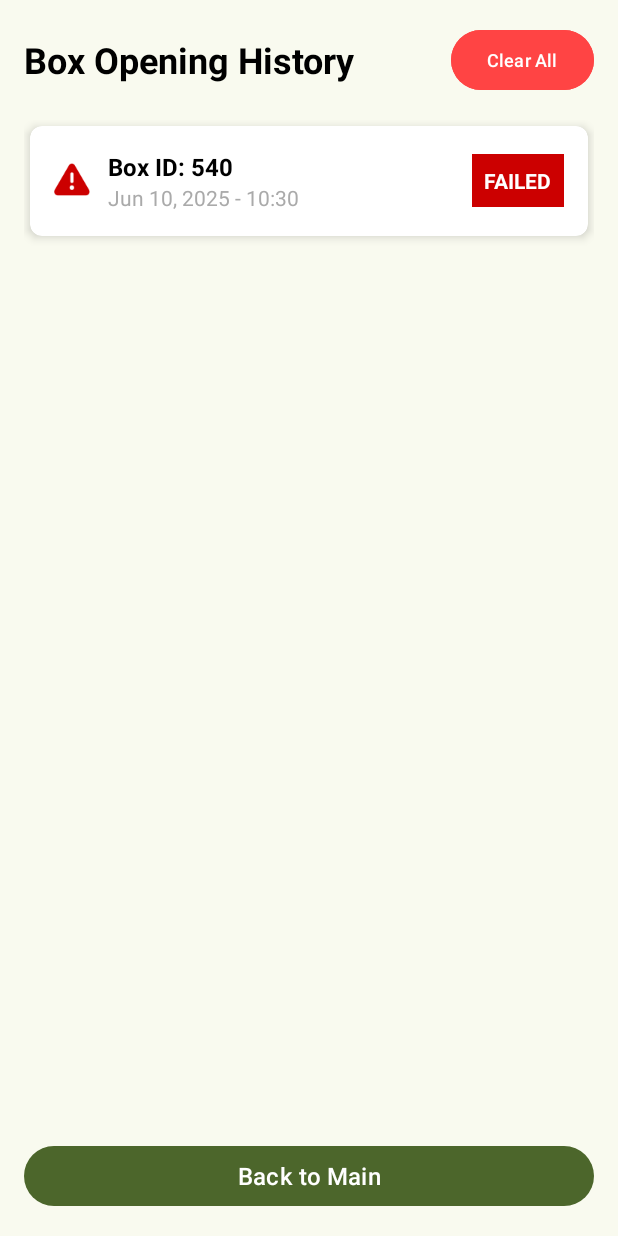
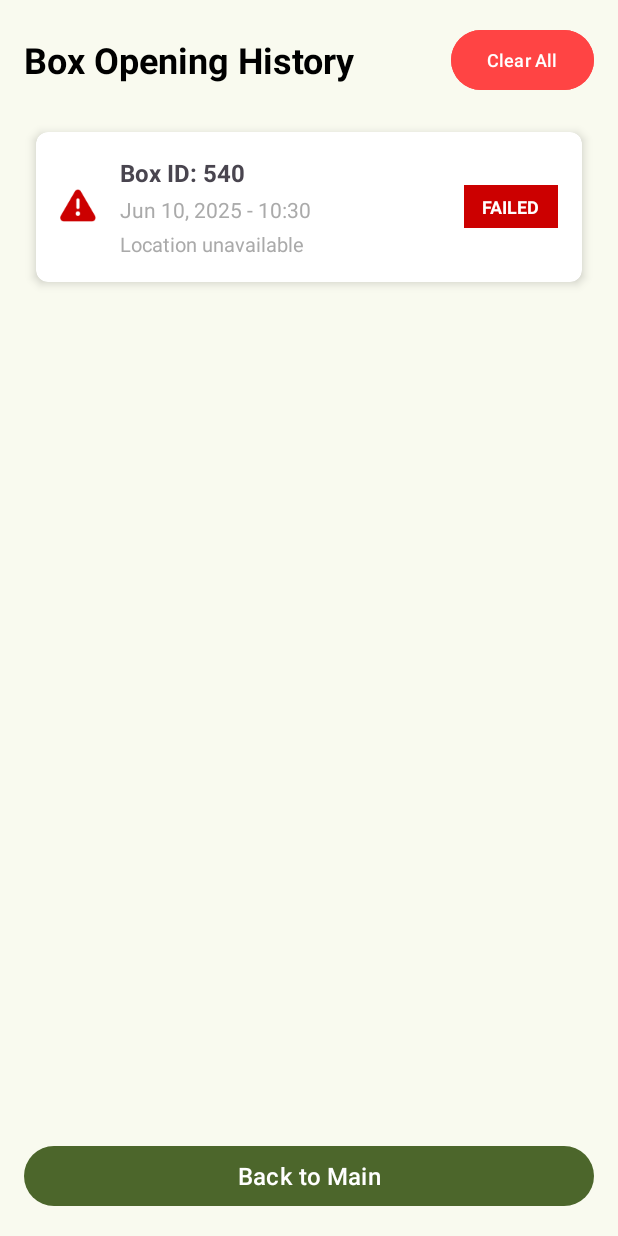
Before and after one commit to Postarji/Paketnik, an Android app: the HistoryActivity screen opened directly, with no data from a screen before it, on a phone screen of 412 x 824 dp. Run offline under Robolectric (Android 15) with nearby library versions, the phone set to English and light mode, and no system bars.

Commit message:
Trying out login/registration, Added location

```diff
--- a/PROGRAMSKI-JEZIKI/app/build.gradle.kts
+++ b/PROGRAMSKI-JEZIKI/app/build.gradle.kts
@@ -42,6 +42,7 @@ dependencies {
     implementation(libs.material)
     implementation(libs.androidx.activity)
     implementation(libs.androidx.constraintlayout)
+    implementation(libs.androidx.media3.common.ktx)
     testImplementation(libs.junit)
     androidTestImplementation(libs.androidx.junit)
     androidTestImplementation(libs.androidx.espresso.core)
@@ -67,4 +68,6 @@ dependencies {
     implementation(libs.gson)
     implementation(libs.cardview)
     implementation(libs.recyclerview)
+    implementation(libs.moshi.kotlin)
+    implementation(libs.converter.moshi)
 }
--- a/PROGRAMSKI-JEZIKI/app/src/main/AndroidManifest.xml
+++ b/PROGRAMSKI-JEZIKI/app/src/main/AndroidManifest.xml
@@ -5,6 +5,8 @@
     <uses-permission android:name="android.permission.INTERNET" />
     <uses-permission android:name="android.permission.ACCESS_NETWORK_STATE" />
     <uses-permission android:name="android.permission.CAMERA" />
+    <uses-permission android:name="android.permission.ACCESS_FINE_LOCATION" />
+    <uses-permission android:name="android.permission.ACCESS_COARSE_LOCATION" />
     <uses-feature android:name="android.hardware.camera" />
 
     <application
--- a/PROGRAMSKI-JEZIKI/app/src/main/java/com/example/postarjiapp/ApiService.kt
+++ b/PROGRAMSKI-JEZIKI/app/src/main/java/com/example/postarjiapp/ApiService.kt
@@ -12,7 +12,7 @@ import retrofit2.http.Query
 
 interface ApiService {
     @POST("login")
-    fun login(@Body request: LoginRequest): Call<UserResponse>
+    fun login(@Body request: LoginRequest): UserResponse
 
     // New 2FA endpoints
     @POST("initiate_2fa")
@@ -28,7 +28,7 @@ interface ApiService {
     @GET("check_2fa_status/{challenge_id}")
     fun check2FAStatus(@Path("challenge_id") challengeId: String): Call<TwoFAStatusResponse>
     @POST("register")
-    fun register(@Body request: RegisterRequest): Call<UserResponse>
+    fun register(@Body request: RegisterRequest): UserResponse
 }
 
 // Data classes for 2FA API responses
--- a/PROGRAMSKI-JEZIKI/app/src/main/java/com/example/postarjiapp/BoxOpeningHistory.kt
+++ b/PROGRAMSKI-JEZIKI/app/src/main/java/com/example/postarjiapp/BoxOpeningHistory.kt
@@ -6,5 +6,9 @@ data class BoxOpeningHistory(
     val boxId: String,
     val timestamp: Date,
     val wasSuccessful: Boolean,
-    val attemptType: String = "QR_SCAN"
+    val attemptType: String = "QR_SCAN",
+    val latitude: Double? = null,
+    val longitude: Double? = null,
+    val locationAccuracy: Float? = null,
+    val address: String? = null
 )
--- a/PROGRAMSKI-JEZIKI/app/src/main/java/com/example/postarjiapp/FaceVerificationActivity.kt
+++ b/PROGRAMSKI-JEZIKI/app/src/main/java/com/example/postarjiapp/FaceVerificationActivity.kt
@@ -112,7 +112,7 @@ class FaceVerificationActivity : AppCompatActivity() {
         val requestFile = imageFile.asRequestBody("image/jpeg".toMediaTypeOrNull())
         val body = MultipartBody.Part.createFormData("file", imageFile.name, requestFile)
 
-        ApiClient.instance.verifyFace(challengeId, body).enqueue(object : retrofit2.Callback<VerifyFaceResponse> {
+        ApiClient.instance().verifyFace(challengeId, body).enqueue(object : retrofit2.Callback<VerifyFaceResponse> {
             override fun onResponse(
                 call: retrofit2.Call<VerifyFaceResponse>,
                 response: retrofit2.Response<VerifyFaceResponse>
--- a/PROGRAMSKI-JEZIKI/app/src/main/java/com/example/postarjiapp/HistoryAdapter.kt
+++ b/PROGRAMSKI-JEZIKI/app/src/main/java/com/example/postarjiapp/HistoryAdapter.kt
@@ -20,6 +20,8 @@ class HistoryAdapter(private val historyList: List<BoxOpeningHistory>) :
         val tvBoxId: TextView = itemView.findViewById(R.id.tvBoxId)
         val tvTimestamp: TextView = itemView.findViewById(R.id.tvTimestamp)
         val tvResult: TextView = itemView.findViewById(R.id.tvResult)
+        val tvLocation: TextView = itemView.findViewById(R.id.tvLocation)
+        val tvCoordinates: TextView = itemView.findViewById(R.id.tvCoordinates)
     }
 
     override fun onCreateViewHolder(parent: ViewGroup, viewType: Int): HistoryViewHolder {
@@ -34,6 +36,7 @@ class HistoryAdapter(private val historyList: List<BoxOpeningHistory>) :
         holder.tvBoxId.text = "Box ID: ${history.boxId}"
         holder.tvTimestamp.text = dateFormat.format(history.timestamp)
 
+        // Set success/failure status
         if (history.wasSuccessful) {
             holder.tvResult.text = "SUCCESS"
             holder.tvResult.setBackgroundColor(
@@ -53,6 +56,35 @@ class HistoryAdapter(private val historyList: List<BoxOpeningHistory>) :
                 ContextCompat.getColor(holder.itemView.context, android.R.color.holo_red_dark)
             )
         }
+
+        // Display location information
+        if (history.latitude != null && history.longitude != null) {
+            // Show address if available, otherwise show coordinates
+            if (!history.address.isNullOrEmpty()) {
+                holder.tvLocation.text = "${history.address}"
+                holder.tvLocation.visibility = View.VISIBLE
+
+                // Show coordinates in smaller text
+                holder.tvCoordinates.text = "Lat: ${String.format("%.6f", history.latitude)}, Lng: ${String.format("%.6f", history.longitude)}"
+                if (history.locationAccuracy != null) {
+                    holder.tvCoordinates.text = "${holder.tvCoordinates.text} (±${String.format("%.0f", history.locationAccuracy)}m)"
+                }
+                holder.tvCoordinates.visibility = View.VISIBLE
+            } else {
+                // No address, just show coordinates
+                holder.tvLocation.text = "Lat: ${String.format("%.6f", history.latitude)}, Lng: ${String.format("%.6f", history.longitude)}"
+                if (history.locationAccuracy != null) {
+                    holder.tvLocation.text = "${holder.tvLocation.text} (±${String.format("%.0f", history.locationAccuracy)}m)"
+                }
+                holder.tvLocation.visibility = View.VISIBLE
+                holder.tvCoordinates.visibility = View.GONE
+            }
+        } else {
+            // No location data
+            holder.tvLocation.text = "Location unavailable"
+            holder.tvLocation.visibility = View.VISIBLE
+            holder.tvCoordinates.visibility = View.GONE
+        }
     }
 
     override fun getItemCount(): Int = historyList.size
--- a/PROGRAMSKI-JEZIKI/app/src/main/java/com/example/postarjiapp/LoginRequest.kt
+++ b/PROGRAMSKI-JEZIKI/app/src/main/java/com/example/postarjiapp/LoginRequest.kt
@@ -1,6 +1,11 @@
 package com.example.postarjiapp
+import com.squareup.moshi.JsonClass
+import com.squareup.moshi.Json
 
+@JsonClass(generateAdapter = true)
 data class LoginRequest(
+    @Json(name = "username")
     val username: String,
+    @Json(name = "password")
     val password: String
 )
--- a/PROGRAMSKI-JEZIKI/app/src/main/java/com/example/postarjiapp/RegisterRequest.kt
+++ b/PROGRAMSKI-JEZIKI/app/src/main/java/com/example/postarjiapp/RegisterRequest.kt
@@ -1,7 +1,13 @@
 package com.example.postarjiapp
+import com.squareup.moshi.JsonClass
+import com.squareup.moshi.Json
 
+@JsonClass(generateAdapter = true)
 data class RegisterRequest(
+    @Json(name = "username")
     val username: String,
+    @Json(name = "email")
     val email: String,
+    @Json(name = "password")
     val password: String
 )
--- a/PROGRAMSKI-JEZIKI/app/src/main/java/com/example/postarjiapp/UserResponse.kt
+++ b/PROGRAMSKI-JEZIKI/app/src/main/java/com/example/postarjiapp/UserResponse.kt
@@ -1,7 +1,13 @@
 package com.example.postarjiapp
+import com.squareup.moshi.JsonClass
+import com.squareup.moshi.Json
 
+@JsonClass(generateAdapter = true)
 data class UserResponse(
+    @Json(name = "username")
     val username: String,
+    @Json(name = "email")
     val email: String,
+    @Json(name = "faceData")
     val faceData: String?
 )
--- a/PROGRAMSKI-JEZIKI/app/src/main/res/layout/item_history.xml
+++ b/PROGRAMSKI-JEZIKI/app/src/main/res/layout/item_history.xml
@@ -3,7 +3,7 @@
     xmlns:app="http://schemas.android.com/apk/res-auto"
     android:layout_width="match_parent"
     android:layout_height="wrap_content"
-    android:layout_margin="4dp"
+    android:layout_margin="8dp"
     app:cardCornerRadius="8dp"
     app:cardElevation="4dp">
 
@@ -11,14 +11,14 @@
         android:layout_width="match_parent"
         android:layout_height="wrap_content"
         android:orientation="horizontal"
-        android:padding="16dp"
-        android:gravity="center_vertical">
+        android:padding="16dp">
 
         <ImageView
             android:id="@+id/ivStatus"
             android:layout_width="24dp"
             android:layout_height="24dp"
-            android:layout_marginEnd="12dp"
+            android:layout_gravity="center_vertical"
+            android:layout_marginEnd="16dp"
             android:src="@android:drawable/ic_dialog_info" />
 
         <LinearLayout
@@ -33,16 +33,36 @@
                 android:layout_height="wrap_content"
                 android:text="Box ID: 540"
                 android:textSize="16sp"
-                android:textStyle="bold"
-                android:textColor="@android:color/black" />
+                android:textStyle="bold" />
 
             <TextView
                 android:id="@+id/tvTimestamp"
                 android:layout_width="wrap_content"
                 android:layout_height="wrap_content"
-                android:text="9. 6. 2024 - 13:30"
-                android:textSize="14sp"
-                android:textColor="@android:color/darker_gray" />
+                android:layout_marginTop="4dp"
+                android:text="Jan 15, 2024 - 14:30"
+                android:textColor="@android:color/darker_gray"
+                android:textSize="14sp" />
+
+            <TextView
+                android:id="@+id/tvLocation"
+                android:layout_width="wrap_content"
+                android:layout_height="wrap_content"
+                android:layout_marginTop="4dp"
+                android:text="📍 Main Street, Ljubljana, Slovenia"
+                android:textColor="@android:color/darker_gray"
+                android:textSize="13sp"
+                android:visibility="gone" />
+
+            <TextView
+                android:id="@+id/tvCoordinates"
+                android:layout_width="wrap_content"
+                android:layout_height="wrap_content"
+                android:layout_marginTop="2dp"
+                android:text="Lat: 46.056946, Lng: 14.505751 (±10m)"
+                android:textColor="@android:color/darker_gray"
+                android:textSize="11sp"
+                android:visibility="gone" />
 
         </LinearLayout>
 
@@ -50,12 +70,14 @@
             android:id="@+id/tvResult"
             android:layout_width="wrap_content"
             android:layout_height="wrap_content"
+            android:layout_gravity="center_vertical"
+            android:background="@android:color/holo_green_dark"
+            android:paddingHorizontal="12dp"
+            android:paddingVertical="6dp"
             android:text="SUCCESS"
-            android:textSize="14sp"
-            android:textStyle="bold"
-            android:padding="8dp"
-            android:background="@drawable/result_background"
-            android:textColor="@android:color/white" />
+            android:textColor="@android:color/white"
+            android:textSize="12sp"
+            android:textStyle="bold" />
 
     </LinearLayout>
 
--- a/PROGRAMSKI-JEZIKI/gradle/libs.versions.toml
+++ b/PROGRAMSKI-JEZIKI/gradle/libs.versions.toml
@@ -21,6 +21,9 @@ androidx-camera = "1.3.0"
 gson = "2.10.1"
 cardview = "1.0.0"
 recyclerview = "1.3.2"
+converterMoshi = "2.9.0"
+moshiKotlin = "1.14.0"
+media3CommonKtx = "1.7.1"
 
 [libraries]
 androidx-core-ktx = { group = "androidx.core", name = "core-ktx", version.ref = "coreKtx" }
@@ -48,6 +51,9 @@ androidx-camera-view = { module = "androidx.camera:camera-view", version.ref = "
 gson = { group = "com.google.code.gson", name = "gson", version.ref = "gson" }
 cardview = { group = "androidx.cardview", name = "cardview", version.ref = "cardview" }
 recyclerview = { group = "androidx.recyclerview", name = "recyclerview", version.ref = "recyclerview" }
+converter-moshi = { module = "com.squareup.retrofit2:converter-moshi", version.ref = "converterMoshi" }
+moshi-kotlin = { module = "com.squareup.moshi:moshi-kotlin", version.ref = "moshiKotlin" }
+androidx-media3-common-ktx = { group = "androidx.media3", name = "media3-common-ktx", version.ref = "media3CommonKtx" }
 
 [plugins]
 android-application = { id = "com.android.application", version.ref = "agp" }
```
Also changed, not shown: PROGRAMSKI-JEZIKI/app/src/main/java/com/example/postarjiapp/ApiClient.kt (+18 -6 lines), PROGRAMSKI-JEZIKI/app/src/main/java/com/example/postarjiapp/HistoryManager.kt (+35 -3 lines), PROGRAMSKI-JEZIKI/app/src/main/java/com/example/postarjiapp/LocationManager.kt (added, +177 -0 lines), PROGRAMSKI-JEZIKI/app/src/main/java/com/example/postarjiapp/LoginActivity.kt (+18 -3 lines), PROGRAMSKI-JEZIKI/app/src/main/java/com/example/postarjiapp/MainActivity.kt (+27 -32 lines), PROGRAMSKI-JEZIKI/app/src/main/java/com/example/postarjiapp/RegisterActivity.kt (+17 -2 lines), PROGRAMSKI-JEZIKI/app/src/main/java/com/example/postarjiapp/useCases/LoginUseCase.kt (added, +11 -0 lines), PROGRAMSKI-JEZIKI/app/src/main/java/com/example/postarjiapp/useCases/RegisterUseCase.kt (added, +14 -0 lines).
